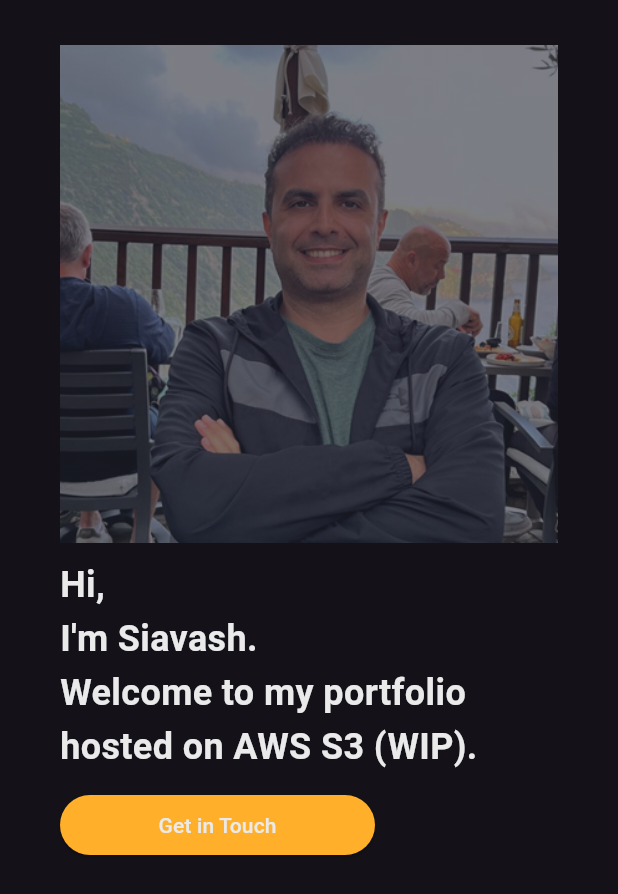
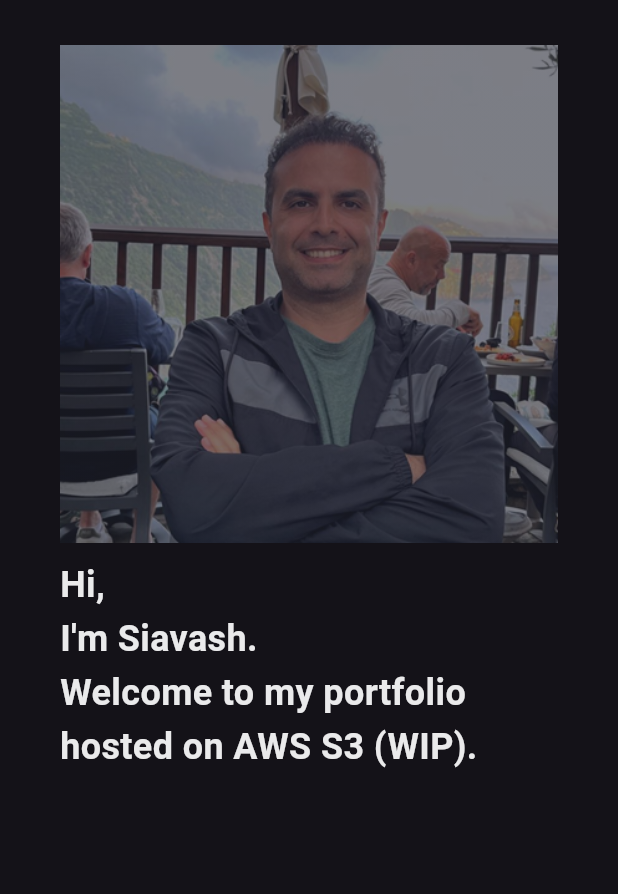
Before and after one commit to siavashak/my_portfolio, a Flutter app: the MainMobile widget shown alone on an empty page, opened directly, on a phone screen of 412 x 824 dp. Shown: the top 894 px of the screen. Run offline on Flutter 3.47's test engine with Material 3 defaults, Android fonts, the phone set to English and light mode, and no system bars; missing offline and left inert: dart:js.

Commit message:
remove Get In Touch button

```diff
--- a/lib/widgets/main_mobile.dart
+++ b/lib/widgets/main_mobile.dart
@@ -42,18 +42,7 @@ class MainMobile extends StatelessWidget {
                     fontWeight: FontWeight.bold,
                     color: CustomColor.whitePrimary,
                   )),
-              const SizedBox(height: 10),
-              SizedBox(
-                width: 210,
-                child: ElevatedButton(
-                  style: ElevatedButton.styleFrom(
-                    backgroundColor: CustomColor.yellowPrimary,
-                    foregroundColor: CustomColor.whitePrimary,
-                  ),
-                  onPressed: () {},
-                  child: const Text("Get in Touch"),
-                ),
-              )
+              const SizedBox(height: 10)
             ]));
   }
 }
```
Also changed, not shown: lib/widgets/main_desktop.dart (+3 -14 lines).
